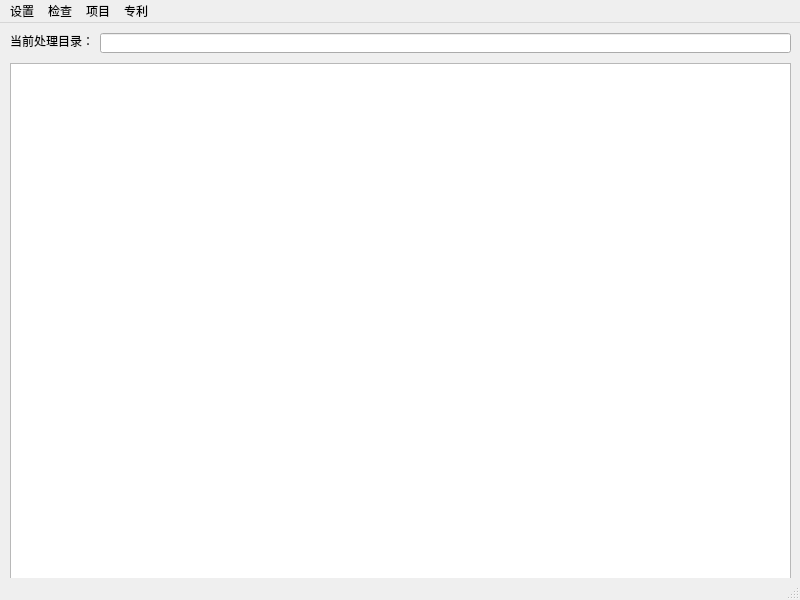
Qt form src/docrobot/form.ui (icehong/docrobot) before a commit.
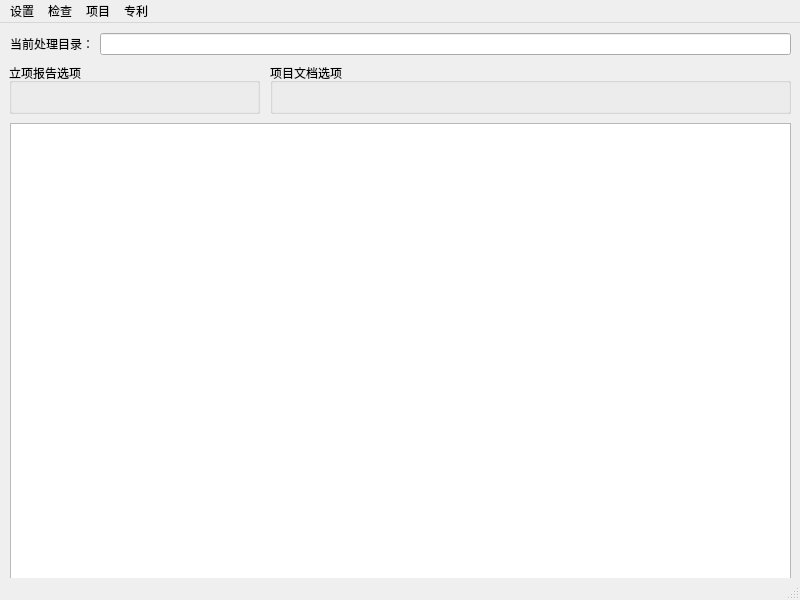
The same form after that commit.

Commit message: 检查计数更新 合入全局检索界面

What changed in the file:
```diff
--- a/src/docrobot/form.ui
+++ b/src/docrobot/form.ui
@@ -18,34 +18,59 @@
     <property name="geometry">
      <rect>
       <x>10</x>
-      <y>40</y>
+      <y>100</y>
       <width>781</width>
-      <height>521</height>
+      <height>461</height>
      </rect>
     </property>
    </widget>
-   <widget class="QLabel" name="label">
+   <widget class="QGroupBox" name="groupBoxPrj">
+    <property name="geometry">
+     <rect>
+      <x>9</x>
+      <y>40</y>
+      <width>251</width>
+      <height>51</height>
+     </rect>
+    </property>
+    <property name="title">
+     <string>立项报告选项</string>
+    </property>
+   </widget>
+   <widget class="QGroupBox" name="groupBoxPat">
+    <property name="geometry">
+     <rect>
+      <x>270</x>
+      <y>40</y>
+      <width>521</width>
+      <height>51</height>
+     </rect>
+    </property>
+    <property name="title">
+     <string>项目文档选项</string>
+    </property>
+   </widget>
+   <widget class="QWidget" name="layoutWidget">
     <property name="geometry">
      <rect>
       <x>10</x>
       <y>10</y>
-      <width>91</width>
-      <height>16</height>
+      <width>781</width>
+      <height>22</height>
      </rect>
     </property>
-    <property name="text">
-     <string>当前处理目录：</string>
-    </property>
-   </widget>
-   <widget class="QLineEdit" name="lineEdit">
-    <property name="geometry">
-     <rect>
-      <x>100</x>
-      <y>10</y>
-      <width>691</width>
-      <height>20</height>
-     </rect>
-    </property>
+    <layout class="QHBoxLayout" name="horizontalLayout">
+     <item>
+      <widget class="QLabel" name="label">
+       <property name="text">
+        <string>当前处理目录：</string>
+       </property>
+      </widget>
+     </item>
+     <item>
+      <widget class="QLineEdit" name="lineEdit"/>
+     </item>
+    </layout>
    </widget>
   </widget>
   <widget class="QMenuBar" name="menubar">
```
Left out of the diff: 10 changed lines with no effect on the pictures. The commit also changes 2 other files.
